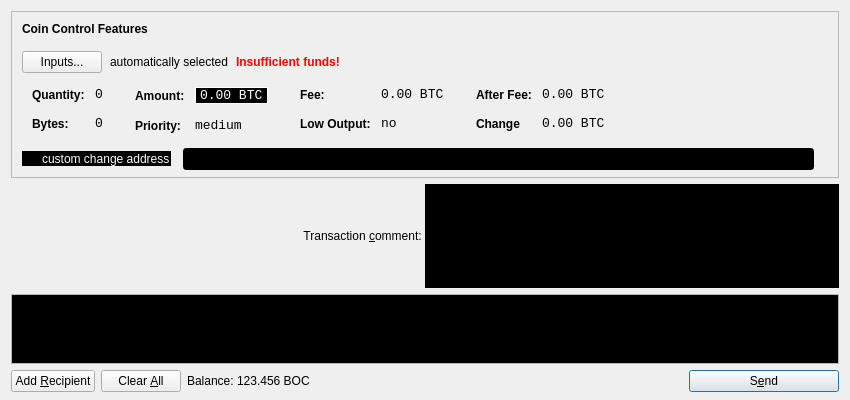
NoirX/NRS, file src/qt/forms/sendcoinsdialog.ui: the form before one commit.
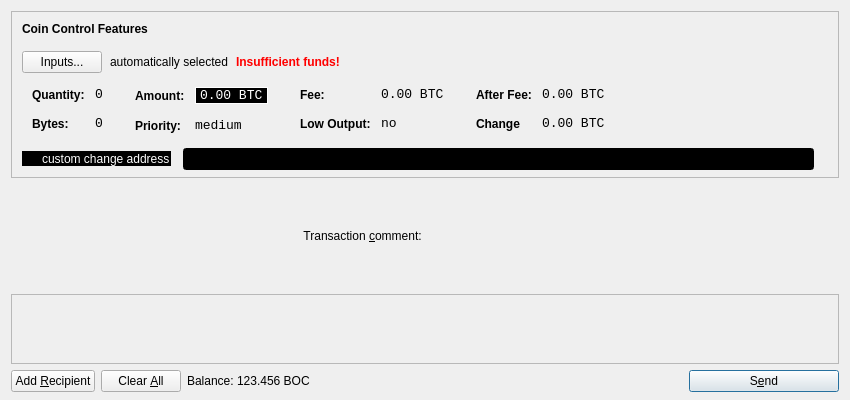
The form after the commit. Icons and pictures are not drawn. Custom widgets are drawn as their Qt base class.

Diff of the .ui file:
```diff
--- a/src/qt/forms/sendcoinsdialog.ui
+++ b/src/qt/forms/sendcoinsdialog.ui
@@ -641,9 +641,7 @@
      </item>
      <item>
       <widget class="QValidatedLineEdit" name="editTxComment" native="true">
-       <property name="styleSheet">
-        <string notr="true">color:white;background-color:black;border-width:1px</string>
-       </property>
+       
        <property name="enabled">
         <bool>true</bool>
        </property>
@@ -665,9 +663,7 @@
       <bool>true</bool>
      </property>
      <widget class="QWidget" name="scrollAreaWidgetContents">
-      <property name="styleSheet">
-        <string notr="true">color:white;background-color:black;border-width:1px</string>
-      </property>
+      
       <property name="geometry">
        <rect>
         <x>0</x>
```
Left out of the diff: 6 changed lines with no effect on the pictures.
